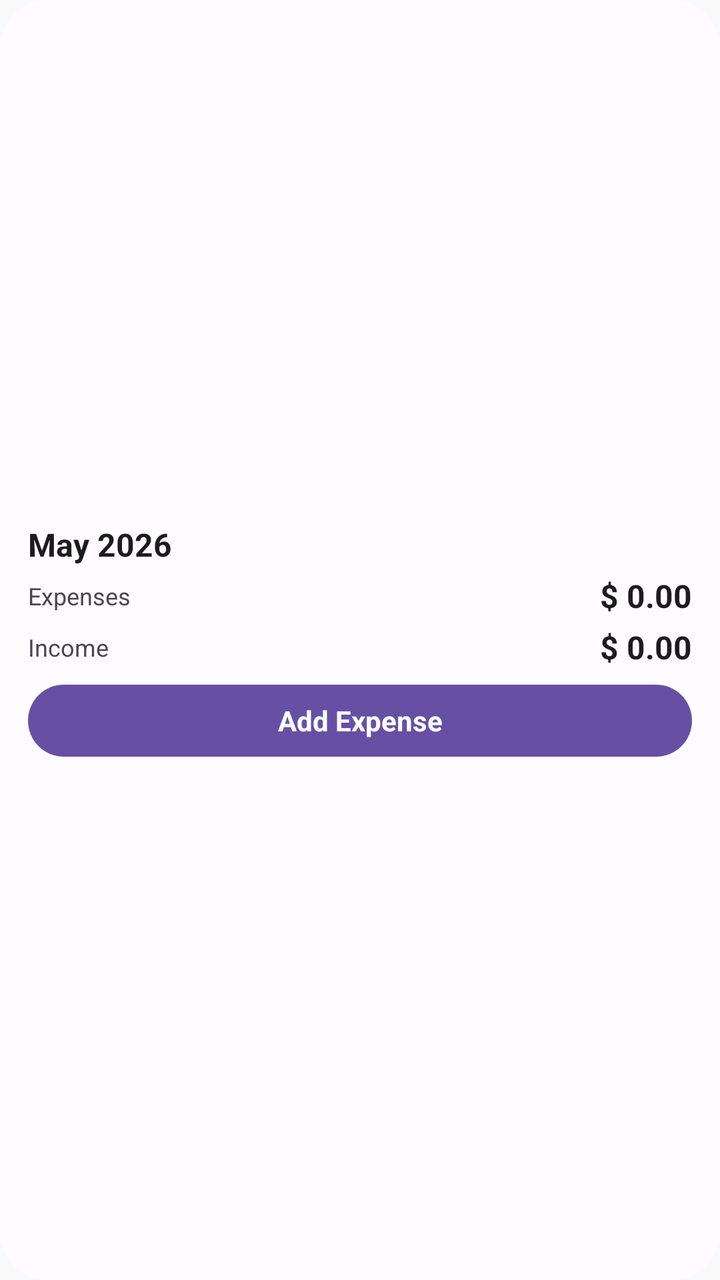
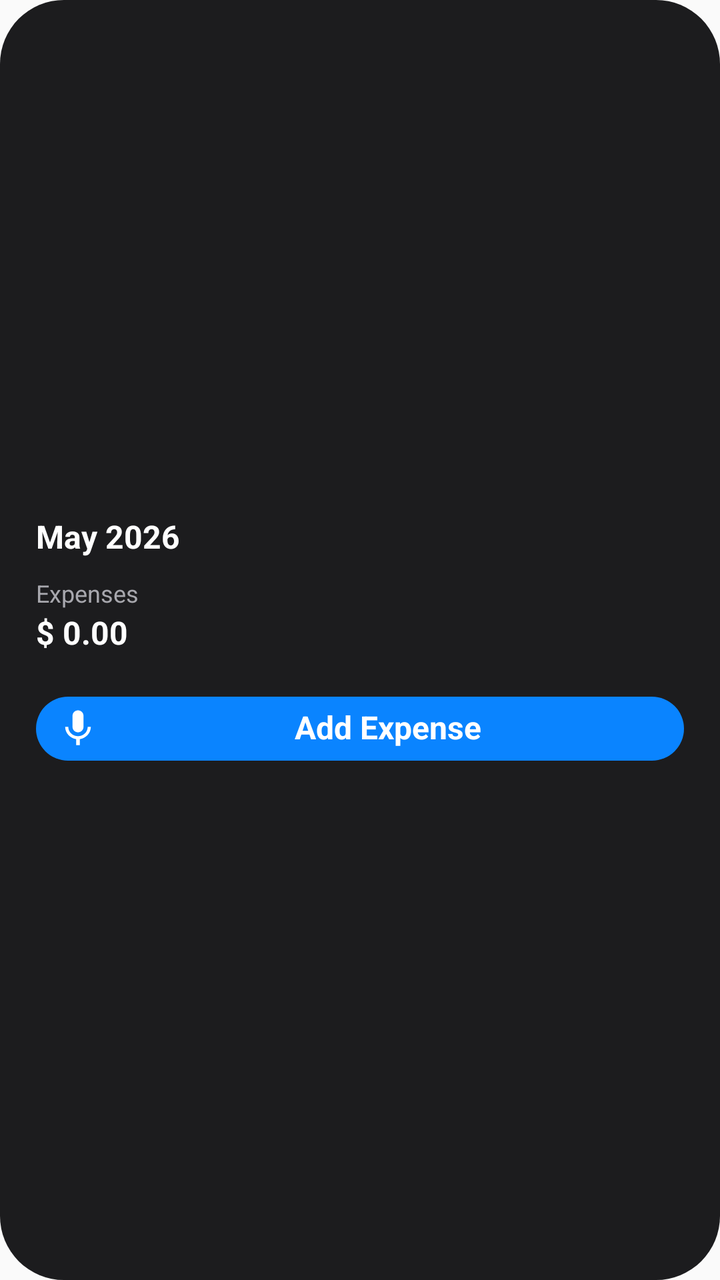

Before-and-after screenshots of an Android layout around one commit, followed by the original layout XML and the change that was made.
<!-- AndroidManifest.xml: application theme android:Theme.Material.Light.NoActionBar -->
<!-- res/layout/home_budget_widget.xml -->
<?xml version="1.0" encoding="utf-8"?>
<LinearLayout xmlns:android="http://schemas.android.com/apk/res/android"
    android:id="@+id/widget_root"
    android:layout_width="match_parent"
    android:layout_height="match_parent"
    android:background="@drawable/home_budget_widget_background"
    android:gravity="center_vertical"
    android:orientation="vertical"
    android:paddingLeft="14dp"
    android:paddingTop="2dp"
    android:paddingRight="14dp"
    android:paddingBottom="2dp">

    <TextView
        android:id="@+id/widget_month_title"
        android:layout_width="match_parent"
        android:layout_height="wrap_content"
        android:ellipsize="end"
        android:maxLines="1"
        android:text="May 2026"
        android:textColor="@color/widget_on_surface"
        android:textSize="16sp"
        android:textStyle="bold" />

    <LinearLayout
        android:id="@+id/widget_expenses_row"
        android:layout_width="match_parent"
        android:layout_height="wrap_content"
        android:layout_marginTop="4dp"
        android:gravity="center_vertical"
        android:orientation="horizontal">

        <TextView
            android:layout_width="0dp"
            android:layout_height="wrap_content"
            android:layout_weight="1"
            android:ellipsize="end"
            android:maxLines="1"
            android:text="@string/widget_expenses"
            android:textColor="@color/widget_on_surface_variant"
            android:textSize="12sp" />

        <TextView
            android:id="@+id/widget_expenses_amount"
            android:layout_width="wrap_content"
            android:layout_height="wrap_content"
            android:ellipsize="end"
            android:maxLines="1"
            android:text="$ 0.00"
            android:textColor="@color/widget_on_surface"
            android:textSize="16sp"
            android:textStyle="bold" />
    </LinearLayout>

    <LinearLayout
        android:id="@+id/widget_income_row"
        android:layout_width="match_parent"
        android:layout_height="wrap_content"
        android:layout_marginTop="4dp"
        android:gravity="center_vertical"
        android:orientation="horizontal">

        <TextView
            android:layout_width="0dp"
            android:layout_height="wrap_content"
            android:layout_weight="1"
            android:ellipsize="end"
            android:maxLines="1"
            android:text="@string/widget_income"
            android:textColor="@color/widget_on_surface_variant"
            android:textSize="12sp" />

        <TextView
            android:id="@+id/widget_income_amount"
            android:layout_width="wrap_content"
            android:layout_height="wrap_content"
            android:ellipsize="end"
            android:maxLines="1"
            android:text="$ 0.00"
            android:textColor="@color/widget_on_surface"
            android:textSize="16sp"
            android:textStyle="bold" />
    </LinearLayout>

    <TextView
        android:id="@+id/widget_add_expense_button"
        android:layout_width="match_parent"
        android:layout_height="36dp"
        android:layout_marginTop="8dp"
        android:background="@drawable/home_budget_widget_button_background"
        android:gravity="center"
        android:text="@string/widget_add_expense"
        android:textColor="@color/widget_on_primary"
        android:textSize="14sp"
        android:textStyle="bold" />
</LinearLayout>
<!-- resources referenced by this layout -->
<resources>
  <color name="widget_on_primary">#FFFFFF</color>
  <color name="widget_on_surface">#1D1B20</color>
  <color name="widget_on_surface_variant">#49454F</color>
  <!-- drawable home_budget_widget_background (drawable) -->
  <?xml version="1.0" encoding="utf-8"?>
  <shape xmlns:android="http://schemas.android.com/apk/res/android">
      <solid android:color="@color/widget_surface" />
      <corners android:radius="24dp" />
  </shape>
  <!-- drawable home_budget_widget_button_background (drawable) -->
  <?xml version="1.0" encoding="utf-8"?>
  <shape xmlns:android="http://schemas.android.com/apk/res/android">
      <solid android:color="@color/widget_primary" />
      <corners android:radius="20dp" />
  </shape>
  <string name="widget_add_expense">Add Expense</string>
  <string name="widget_expenses">Expenses</string>
  <string name="widget_income">Income</string>
  <color name="widget_surface">#FFFBFE</color>
  <color name="widget_primary">#6750A4</color>
</resources>

<!-- the commit's change to res/layout/home_budget_widget.xml (unified diff, before → after) -->
@@ -3,19 +3,24 @@
     android:id="@+id/widget_root"
     android:layout_width="match_parent"
     android:layout_height="match_parent"
-    android:background="@drawable/home_budget_widget_background"
+    android:background="@drawable/home_budget_widget_medium_background"
     android:gravity="center_vertical"
     android:orientation="vertical"
-    android:paddingLeft="14dp"
-    android:paddingTop="2dp"
-    android:paddingRight="14dp"
-    android:paddingBottom="2dp">
+    android:paddingLeft="18dp"
+    android:paddingTop="18dp"
+    android:paddingRight="18dp"
+    android:paddingBottom="18dp">
 
     <TextView
         android:id="@+id/widget_month_title"
         android:layout_width="match_parent"
         android:layout_height="wrap_content"
+        android:autoSizeMaxTextSize="22sp"
+        android:autoSizeMinTextSize="16sp"
+        android:autoSizeStepGranularity="1sp"
+        android:autoSizeTextType="uniform"
         android:ellipsize="end"
+        android:includeFontPadding="false"
         android:maxLines="1"
         android:text="May 2026"
         android:textColor="@color/widget_on_surface"
@@ -26,15 +31,14 @@
         android:id="@+id/widget_expenses_row"
         android:layout_width="match_parent"
         android:layout_height="wrap_content"
-        android:layout_marginTop="4dp"
-        android:gravity="center_vertical"
-        android:orientation="horizontal">
+        android:layout_marginTop="12dp"
+        android:orientation="vertical">
 
         <TextView
-            android:layout_width="0dp"
+            android:layout_width="match_parent"
             android:layout_height="wrap_content"
-            android:layout_weight="1"
             android:ellipsize="end"
+            android:includeFontPadding="false"
             android:maxLines="1"
             android:text="@string/widget_expenses"
             android:textColor="@color/widget_on_surface_variant"
@@ -42,9 +46,16 @@
 
         <TextView
             android:id="@+id/widget_expenses_amount"
-            android:layout_width="wrap_content"
+            android:layout_width="match_parent"
             android:layout_height="wrap_content"
+            android:layout_marginTop="3dp"
+            android:autoSizeMaxTextSize="22sp"
+            android:autoSizeMinTextSize="14sp"
+            android:autoSizeStepGranularity="1sp"
+            android:autoSizeTextType="uniform"
             android:ellipsize="end"
+            android:gravity="start"
+            android:includeFontPadding="false"
             android:maxLines="1"
             android:text="$ 0.00"
             android:textColor="@color/widget_on_surface"
@@ -56,41 +67,42 @@
         android:id="@+id/widget_income_row"
         android:layout_width="match_parent"
         android:layout_height="wrap_content"
-        android:layout_marginTop="4dp"
-        android:gravity="center_vertical"
-        android:orientation="horizontal">
+        android:orientation="horizontal"
+        android:visibility="gone">
 
         <TextView
             android:layout_width="0dp"
             android:layout_height="wrap_content"
             android:layout_weight="1"
-            android:ellipsize="end"
-            android:maxLines="1"
-            android:text="@string/widget_income"
-            android:textColor="@color/widget_on_surface_variant"
-            android:textSize="12sp" />
+            android:text="@string/widget_income" />
 
         <TextView
             android:id="@+id/widget_income_amount"
             android:layout_width="wrap_content"
             android:layout_height="wrap_content"
-            android:ellipsize="end"
-            android:maxLines="1"
-            android:text="$ 0.00"
-            android:textColor="@color/widget_on_surface"
-            android:textSize="16sp"
-            android:textStyle="bold" />
+            android:text="$ 0.00" />
     </LinearLayout>
 
     <TextView
         android:id="@+id/widget_add_expense_button"
         android:layout_width="match_parent"
-        android:layout_height="36dp"
-        android:layout_marginTop="8dp"
-        android:background="@drawable/home_budget_widget_button_background"
+        android:layout_height="32dp"
+        android:layout_marginTop="22dp"
+        android:autoSizeMaxTextSize="16sp"
+        android:autoSizeMinTextSize="11sp"
+        android:autoSizeStepGranularity="1sp"
+        android:autoSizeTextType="uniform"
+        android:background="@drawable/home_budget_widget_medium_button_background"
+        android:drawableStart="@drawable/home_budget_widget_mic"
+        android:drawablePadding="6dp"
+        android:ellipsize="end"
         android:gravity="center"
+        android:includeFontPadding="false"
+        android:maxLines="1"
+        android:paddingStart="10dp"
+        android:paddingEnd="10dp"
         android:text="@string/widget_add_expense"
         android:textColor="@color/widget_on_primary"
-        android:textSize="14sp"
+        android:textSize="16sp"
         android:textStyle="bold" />
 </LinearLayout>
<!-- resource entries referenced after the edit -->
@@ -1,24 +1,35 @@
 <!-- resources referenced by this layout -->
 <resources>
   <color name="widget_on_primary">#FFFFFF</color>
-  <color name="widget_on_surface">#1D1B20</color>
-  <color name="widget_on_surface_variant">#49454F</color>
-  <!-- drawable home_budget_widget_background (drawable) -->
+  <color name="widget_on_surface">#FFFFFF</color>
+  <color name="widget_on_surface_variant">#A7A7AD</color>
+  <!-- drawable home_budget_widget_medium_background (drawable) -->
   <?xml version="1.0" encoding="utf-8"?>
   <shape xmlns:android="http://schemas.android.com/apk/res/android">
       <solid android:color="@color/widget_surface" />
-      <corners android:radius="24dp" />
+      <corners android:radius="32dp" />
   </shape>
-  <!-- drawable home_budget_widget_button_background (drawable) -->
+  <!-- drawable home_budget_widget_medium_button_background (drawable) -->
   <?xml version="1.0" encoding="utf-8"?>
   <shape xmlns:android="http://schemas.android.com/apk/res/android">
       <solid android:color="@color/widget_primary" />
-      <corners android:radius="20dp" />
+      <corners android:radius="28dp" />
   </shape>
+  <!-- drawable home_budget_widget_mic (drawable) -->
+  <?xml version="1.0" encoding="utf-8"?>
+  <vector xmlns:android="http://schemas.android.com/apk/res/android"
+      android:width="22dp"
+      android:height="22dp"
+      android:viewportWidth="24"
+      android:viewportHeight="24">
+      <path
+          android:fillColor="#FFFFFFFF"
+          android:pathData="M12,14c1.66,0 3,-1.34 3,-3V5c0,-1.66 -1.34,-3 -3,-3S9,3.34 9,5v6c0,1.66 1.34,3 3,3zM17.3,11c0,3 -2.54,5.1 -5.3,5.1S6.7,14 6.7,11H5c0,3.41 2.72,6.23 6,6.72V21h2v-3.28c3.28,-0.49 6,-3.31 6,-6.72h-1.7z" />
+  </vector>
   <string name="widget_add_expense">Add Expense</string>
   <string name="widget_expenses">Expenses</string>
   <string name="widget_income">Income</string>
-  <color name="widget_surface">#FFFBFE</color>
-  <color name="widget_primary">#6750A4</color>
+  <color name="widget_surface">#1C1C1E</color>
+  <color name="widget_primary">#0A84FF</color>
 </resources>
 
